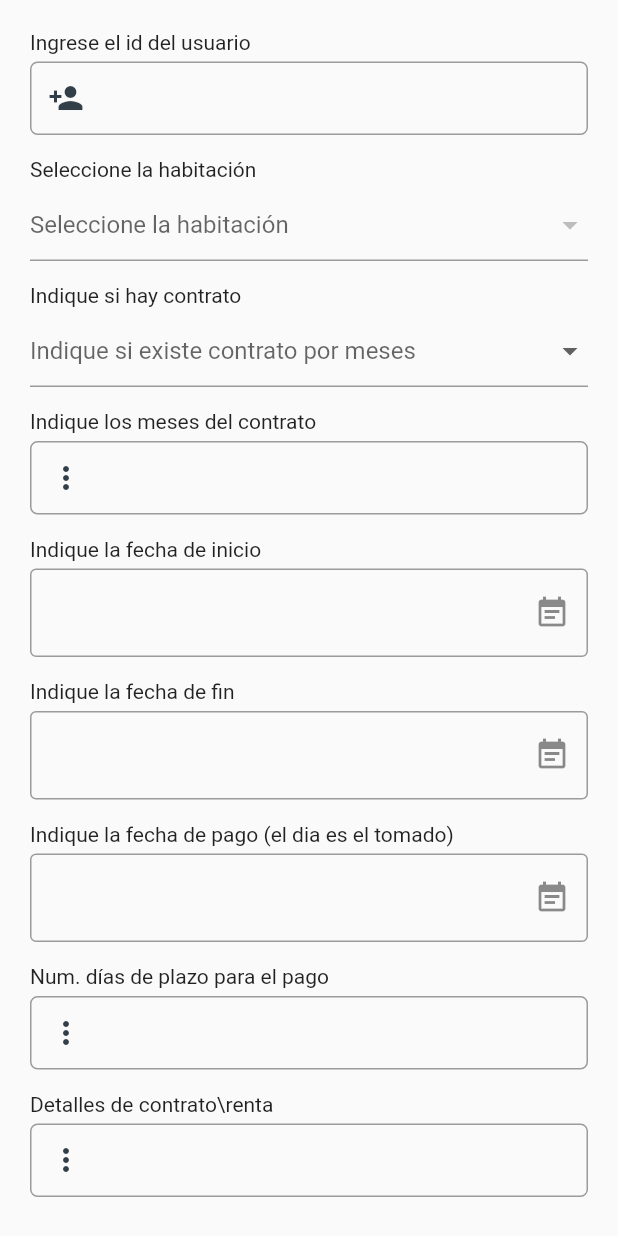
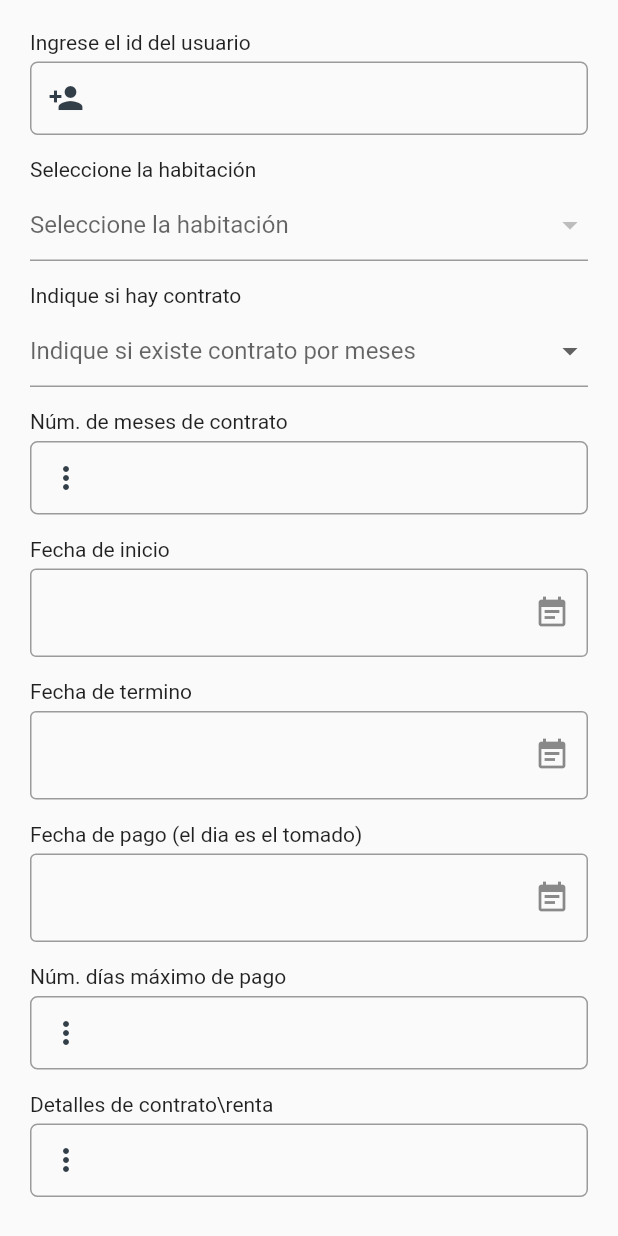
Before and after one commit to ProyectUmbrela/AppIHunt, a Flutter app: the screen it shows once a user with an empty profile is signed in, item 3 of the bottom bar chosen, after a tap on "Inquilino", on a phone screen of 412 x 824 dp. Run offline on Flutter 3.47's test engine with Material 2 defaults, Android fonts, the light colour scheme and no system bars; drawn by our look-alikes of date_field; our stand-ins replace carousel_slider, cloud_firestore, firebase_auth, firebase_core, firebase_messaging, geocoding and 6 more; missing offline and left inert: custom_switch, geocoder; accounts and stored records are empty; network calls fail.

Commit message:
notificaciones ok

```diff
--- a/lib/vistas/propietario/registerTenants.dart
+++ b/lib/vistas/propietario/registerTenants.dart
@@ -10,7 +10,7 @@ import 'package:intl/intl.dart';
 
 import 'package:cloud_firestore/cloud_firestore.dart';
 import 'package:firebase_auth/firebase_auth.dart';
-
+import 'package:modal_progress_hud/modal_progress_hud.dart';
 import 'package:ihunt/utils/validators.dart';
 
 import 'landlordView.dart';
@@ -60,6 +60,8 @@ class _RegisterTenantState extends State<RegisterTenant> {
   String _startdate = "";
   String _enddate = "";
   String _paydate = "";
+
+  bool _saving = false;
   TextStyle style = TextStyle(fontSize: 18);
 
   final dateFormat = DateFormat("dd-M-yyyy");
@@ -340,14 +342,24 @@ class _RegisterTenantState extends State<RegisterTenant> {
         print(msg);
         Api _api = Api();
 
+        /*Future.delayed(Duration(seconds : 3), () {
+          // Do something
+          setState(() => _saving = false);
+          print(msg);
+
+        });*/
+
+
         var response = await _api.RegisterTenantPost(msg, tokenAuth);
         Map data = jsonDecode(response.body);
 
-        print("################# ESTATUS CODE REGISTRO INQUILINO: ");
+        print("################# ESTATUS CODE REGISTRO INQUILINO: ${data}");
+
         print(response.statusCode);
 
         if (response.statusCode == 201 || response.statusCode == 200) {
           // CHECAR BIEN LOS CODIDOS DE RESPUESTA
+          setState(() => _saving = false);
           debugPrint("Data posted successfully");
           Navigator.pop(context);
           /*Navigator.push(context, new MaterialPageRoute(
@@ -363,6 +375,8 @@ class _RegisterTenantState extends State<RegisterTenant> {
         }
 
       } else {
+        setState(() => _saving = false);
+        /*
         if (Platform.isAndroid) {
           /*_materialAlertDialog(
               context,
@@ -373,7 +387,7 @@ class _RegisterTenantState extends State<RegisterTenant> {
               context,
               "Por favor, rellene el formulario correctamente",
               "Formulario inválido");*/
-        }
+        }*/
       }
     }
 
@@ -385,7 +399,7 @@ class _RegisterTenantState extends State<RegisterTenant> {
           minWidth: MediaQuery.of(context).size.width,
           padding: EdgeInsets.fromLTRB(20.0, 15.0, 20.0, 15.0),
           onPressed: () {
-            //setState(() => _saving = true);
+            setState(() => _saving = true);
             registerNewTenant();
           },
           child: Text("Registrar",
@@ -396,9 +410,10 @@ class _RegisterTenantState extends State<RegisterTenant> {
 
     return SafeArea(
         child: Scaffold(
-          body: Container(
-            padding: EdgeInsets.all(20.0),
-            child: Form(
+          body: ModalProgressHUD(
+            child: Container(
+              padding: EdgeInsets.all(20.0),
+              child: Form(
                 key: formKey,
                 child: SingleChildScrollView(
                   child: Column(
@@ -427,27 +442,27 @@ class _RegisterTenantState extends State<RegisterTenant> {
                         height: 15,
                       ),
 
-                      label("Indique los meses del contrato"),
+                      label("Núm. de meses de contrato"),
                       SizedBox(height: 5.0),
                       months,
                       SizedBox(height: 15.0),
 
-                      label("Indique la fecha de inicio"),
+                      label("Fecha de inicio"),
                       SizedBox(height: 5.0),
                       startDate,
                       SizedBox(height: 15.0),
 
-                      label("Indique la fecha de fin"),
+                      label("Fecha de termino"),
                       SizedBox(height: 5.0),
                       endDate,
                       SizedBox(height: 15.0),
 
-                      label("Indique la fecha de pago (el dia es el tomado)"),
+                      label("Fecha de pago (el dia es el tomado)"),
                       SizedBox(height: 5.0),
                       payDate,
                       SizedBox(height: 15.0),
 
-                      label("Num. días de plazo para el pago"),
+                      label("Núm. días máximo de pago"),
                       SizedBox(height: 5.0),
                       Plazo,
                       SizedBox(height: 15.0),
@@ -477,9 +492,12 @@ class _RegisterTenantState extends State<RegisterTenant> {
                     ],
                   ),
                 ),
+              ),
             ),
+            inAsyncCall: _saving,
           ),
-        ));
+        ),
+    );
   }
 
 }
```
Also changed, not shown: lib/vistas/propietario/invitation.dart (+6 -2 lines), lib/vistas/recuperarContrasena.dart (+3 -4 lines).
